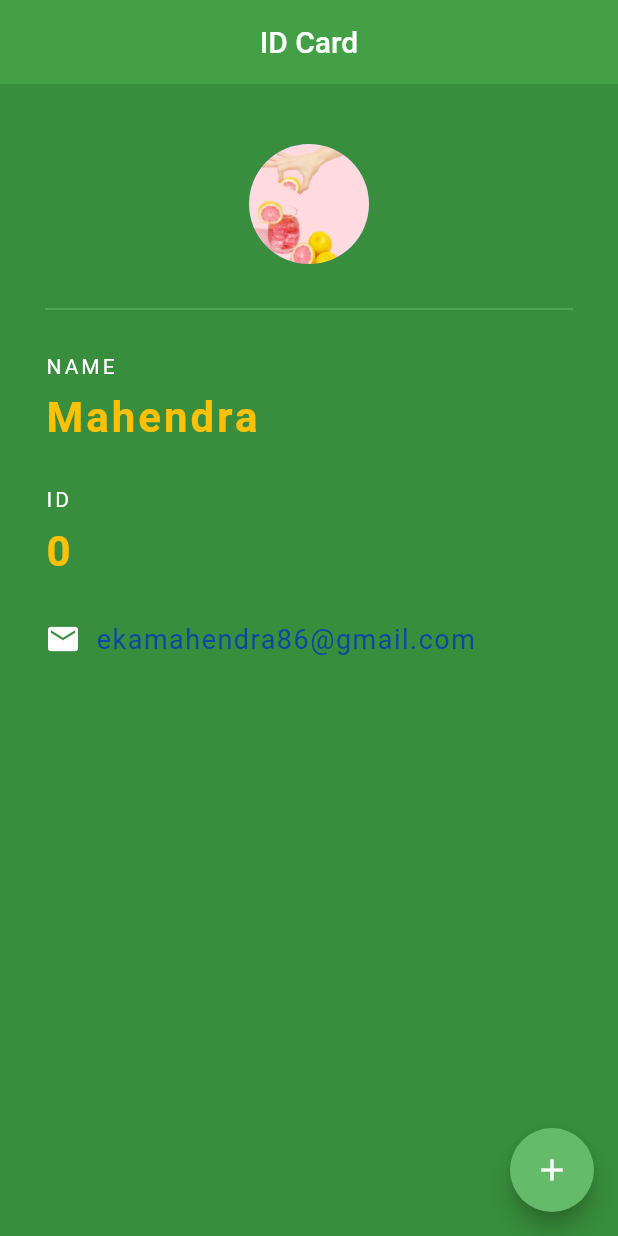
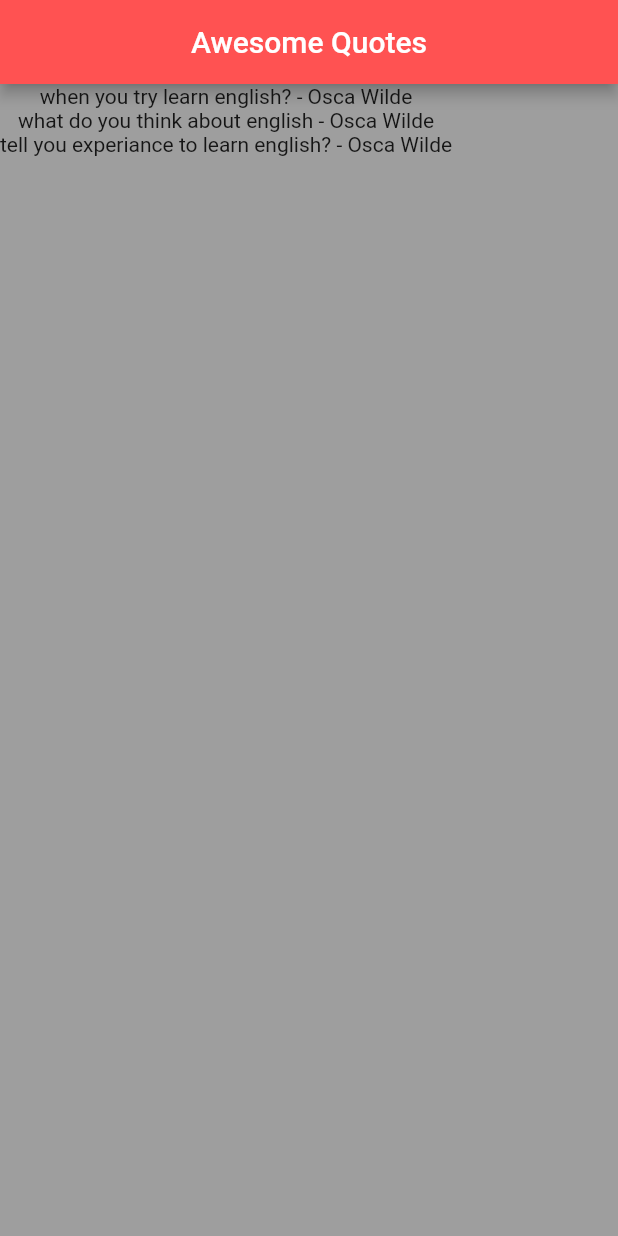
Before and after one commit to Mahendra022/Learn-to-Flutter, a Flutter app: the screen it shows after launch, on a phone screen of 412 x 824 dp. Run offline on Flutter 3.47's test engine with Material 2 defaults, Android fonts, the phone set to English and light mode, and no system bars.

Commit message:
Learn11_Learn custom classes

```diff
--- a/lib/main.dart
+++ b/lib/main.dart
@@ -1,117 +1,35 @@
 import 'package:flutter/material.dart';
+import 'quote.dart';
 
 void main() => runApp(MaterialApp(
-      home: NinjaCard(),
+      home: QuoteList(),
     ));
 
-class NinjaCard extends StatefulWidget {
+class QuoteList extends StatefulWidget {
   @override
-  _NinjaCardState createState() => _NinjaCardState();
+  _QuoteListState createState() => _QuoteListState();
 }
 
-class _NinjaCardState extends State<NinjaCard> {
-  int idNumber = 0;
+class _QuoteListState extends State<QuoteList> {
+  List<Quote> quotes = [
+    Quote(author: 'Osca Wilde', text: 'when you try learn english?'),
+    Quote(author: 'Osca Wilde', text: 'what do you think about english'),
+    Quote(author: 'Osca Wilde', text: 'tell you experiance to learn english?'),
+  ];
 
   @override
   Widget build(BuildContext context) {
     return Scaffold(
-      backgroundColor: Colors.green[700],
+      backgroundColor: Colors.grey[500],
       appBar: AppBar(
-        title: Text('ID Card'),
+        title: Text('Awesome Quotes'),
         centerTitle: true,
-        backgroundColor: Colors.green[600],
-        //for remove to shadow in the box:
-        elevation: 0.0,
+        backgroundColor: Colors.redAccent,
       ),
-      floatingActionButton: FloatingActionButton(
-        onPressed: () {
-          setState(() {
-            idNumber += 1;
-          });
-        },
-        child: Icon(Icons.add),
-        backgroundColor: Colors.green[400],
-      ),
-      body: Padding(
-        padding: EdgeInsets.fromLTRB(30.0, 40.0, 30.0, 0.0),
-        child: Column(
-          crossAxisAlignment: CrossAxisAlignment.start,
-          children: <Widget>[
-            Center(
-              child: CircleAvatar(
-                backgroundImage: AssetImage('assets/blog-1.jpg'),
-                radius: 40.0,
-              ),
-            ),
-            Divider(
-              height: 60.0,
-              color: Colors.green[400],
-            ),
-            Text(
-              'NAME',
-              style: TextStyle(
-                color: Colors.white,
-                letterSpacing: 2.0,
-              ),
-            ),
-            SizedBox(
-              height: 10.0,
-            ),
-            Text(
-              'Mahendra',
-              style: TextStyle(
-                color: Colors.amber,
-                letterSpacing: 2.0,
-                fontSize: 28.0,
-                fontWeight: FontWeight.bold,
-              ),
-            ),
-            SizedBox(
-              height: 30.0,
-            ),
-            Text(
-              'ID',
-              style: TextStyle(
-                color: Colors.white,
-                letterSpacing: 2.0,
-              ),
-            ),
-            SizedBox(
-              height: 10.0,
-            ),
-            Text(
-              '$idNumber',
-              style: TextStyle(
-                color: Colors.amber,
-                letterSpacing: 2.0,
-                fontSize: 28.0,
-                fontWeight: FontWeight.bold,
-              ),
-            ),
-            SizedBox(
-              height: 30.0,
-            ),
-            Row(
-              children: <Widget>[
-                Icon(
-                  Icons.email,
-                  color: Colors.white,
-                ),
-                SizedBox(
-                  width: 10.0,
-                ),
-                Text(
-                  'ekamahendra86@gmail.com',
-                  style: TextStyle(
-                    color: Colors.blue[900],
-                    fontSize: 18.0,
-                    letterSpacing: 1.0,
-                  ),
-                ),
-              ],
-            )
-          ],
-        ),
+      body: Column(
+        children: quotes
+            .map((quote) => Text('${quote.text} - ${quote.author}'))
+            .toList(),
       ),
     );
   }
--- /dev/null
+++ b/lib/quote.dart
@@ -0,0 +1,6 @@
+class Quote {
+  String text;
+  String author;
+
+  Quote({required this.text, required this.author});
+}
```
Also changed, not shown: assets/gojek.png (added).
